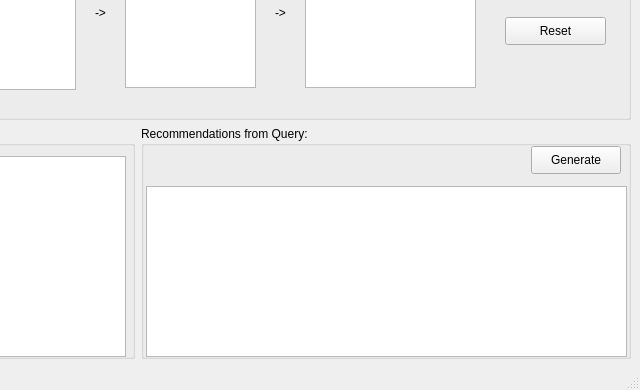
Above: ui/Mockup_UI_query_program.ui from WSU-CPTS415-ParquetParkour/Amazon-CoPurchasing before the change; both pictures show x 364 to 1004 and y 141 to 531 of the 1004 by 531 pixel window. Below: the same form after it.
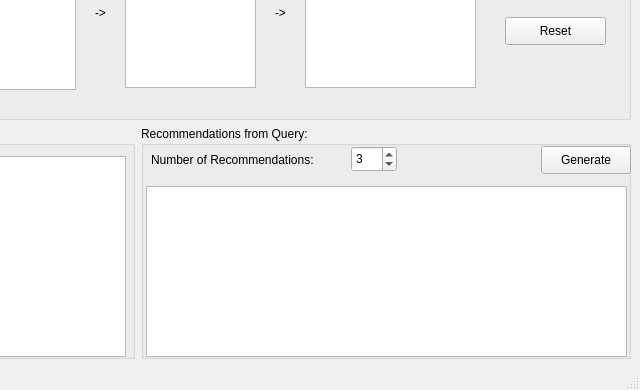
That is the form after the change.

Commit message: Adding spinbox for n recommendations

What changed in the file:
```diff
--- a/ui/Mockup_UI_query_program.ui
+++ b/ui/Mockup_UI_query_program.ui
@@ -26,7 +26,7 @@
       <widget class="QPushButton" name="btn_gen_cf_recs">
        <property name="geometry">
         <rect>
-         <x>390</x>
+         <x>400</x>
          <y>20</y>
          <width>90</width>
          <height>28</height>
@@ -55,6 +55,32 @@
         <number>22</number>
        </attribute>
       </widget>
+      <widget class="QLabel" name="lbl_cf_recs_n">
+       <property name="geometry">
+        <rect>
+         <x>10</x>
+         <y>20</y>
+         <width>191</width>
+         <height>28</height>
+        </rect>
+       </property>
+       <property name="text">
+        <string>Number of Recommendations:</string>
+       </property>
+      </widget>
+      <widget class="QSpinBox" name="spb_cf_recs_n">
+       <property name="geometry">
+        <rect>
+         <x>210</x>
+         <y>20</y>
+         <width>46</width>
+         <height>26</height>
+        </rect>
+       </property>
+       <property name="value">
+        <number>3</number>
+       </property>
+      </widget>
      </widget>
     </item>
     <item row="2" column="0">
```
Left out of the diff: 4 changed lines with no effect on the pictures.
